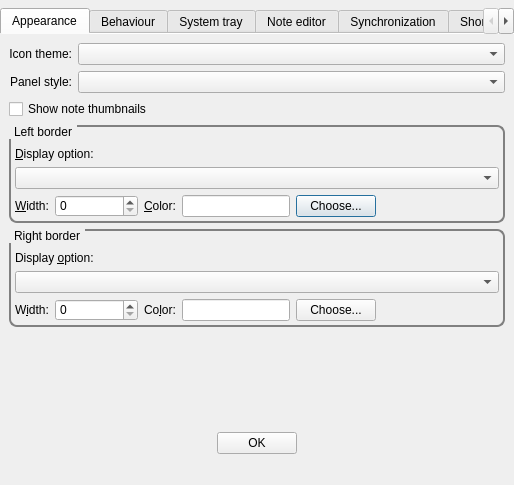
Before: the Qt Designer form src/dialogs/PreferencesDialog.ui in d1vanov/quentier, drawn with Qt 5.
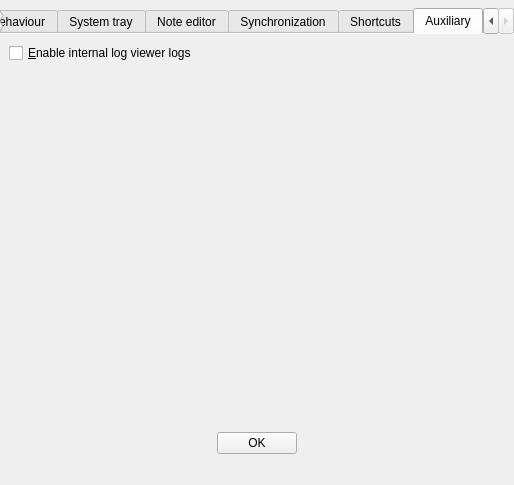
After: the same form once the commit is applied. The open tabs and pages were chosen to show the change. Custom widgets are drawn as their Qt base class.

Commit message: Issue #143: make log viewer internal logs disabled by default + add preference to enable it so that it can be done easily if required

The edit to the form file:
```diff
--- a/src/dialogs/PreferencesDialog.ui
+++ b/src/dialogs/PreferencesDialog.ui
@@ -832,6 +832,33 @@
        </item>
       </layout>
      </widget>
+     <widget class="QWidget" name="auxiliaryTab">
+      <attribute name="title">
+       <string>Auxiliary</string>
+      </attribute>
+      <layout class="QVBoxLayout" name="verticalLayout_10">
+       <item>
+        <widget class="QCheckBox" name="enableInternalLogViewerLogsCheckBox">
+         <property name="text">
+          <string>&amp;Enable internal log viewer logs</string>
+         </property>
+        </widget>
+       </item>
+       <item>
+        <spacer name="verticalSpacer_2">
+         <property name="orientation">
+          <enum>Qt::Vertical</enum>
+         </property>
+         <property name="sizeHint" stdset="0">
+          <size>
+           <width>20</width>
+           <height>337</height>
+          </size>
+         </property>
+        </spacer>
+       </item>
+      </layout>
+     </widget>
     </widget>
    </item>
    <item>
```
The commit also changes 5 other files.
